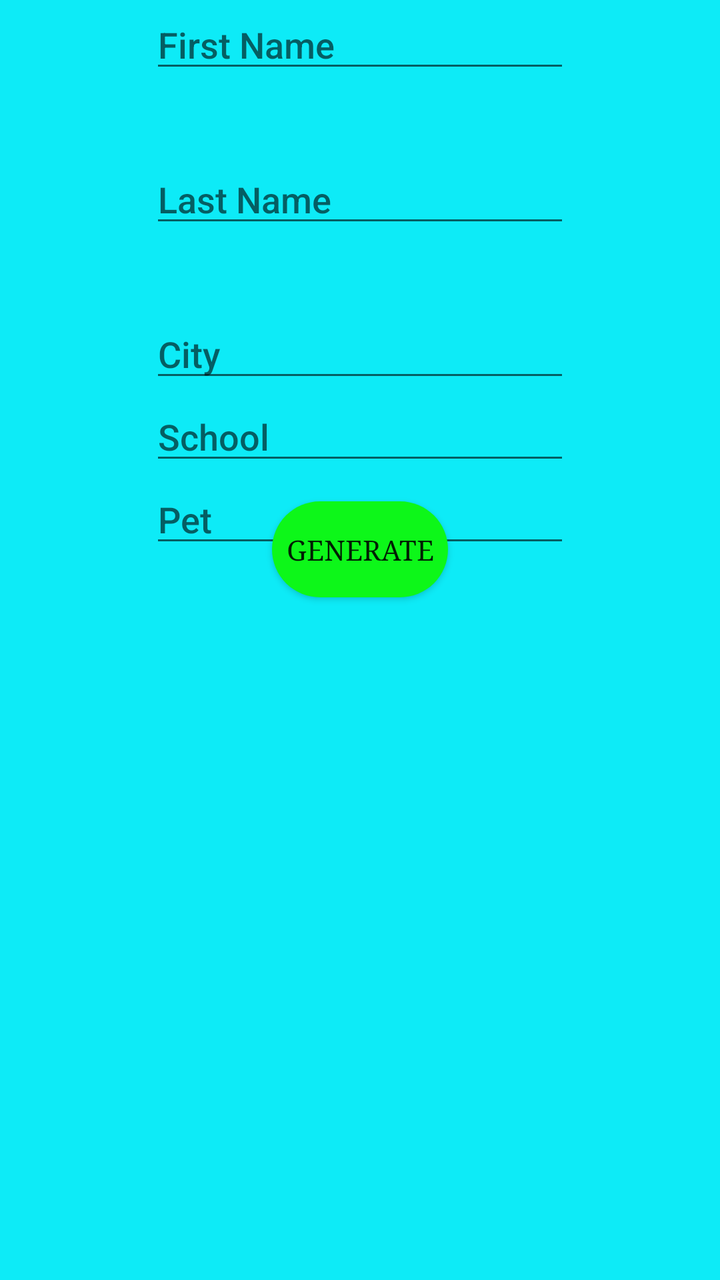
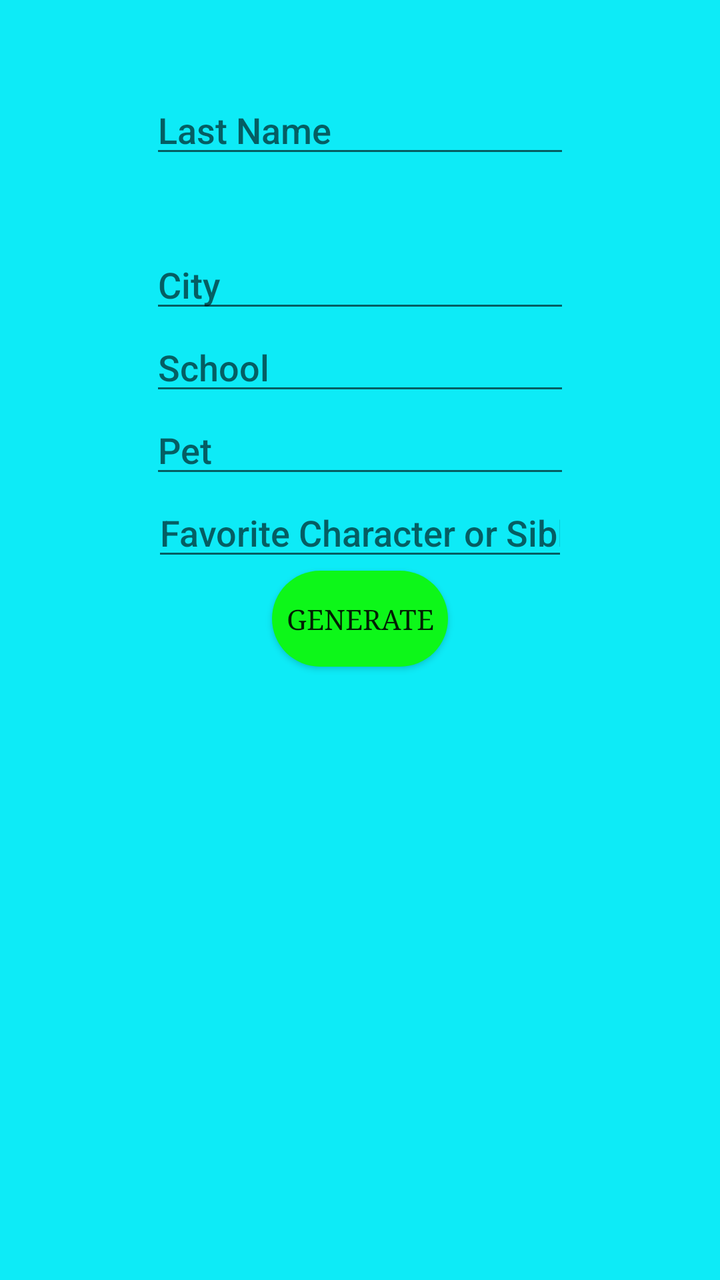

Compare the two renders of this Android layout. The source of the first and the diff that turns it into the second are given below.
<!-- AndroidManifest.xml: application theme Theme.PortfolioUpgraded -->
<!-- res/layout/fragment_scifiname.xml -->
<?xml version="1.0" encoding="utf-8"?>
<androidx.constraintlayout.widget.ConstraintLayout xmlns:android="http://schemas.android.com/apk/res/android"
    xmlns:app="http://schemas.android.com/apk/res-auto"
    xmlns:tools="http://schemas.android.com/tools"
    android:layout_width="match_parent"
    android:layout_height="match_parent"
    android:background="@color/cyan"
    tools:context=".ui.slideshow.scifinameFragment">

    <TextView
        android:id="@+id/text_slideshow"
        android:layout_width="0dp"
        android:layout_height="wrap_content"
        android:layout_marginBottom="148dp"
        android:fontFamily="serif"
        android:textAlignment="center"
        android:textSize="34sp"
        app:layout_constraintBottom_toBottomOf="parent"
        app:layout_constraintEnd_toEndOf="parent"
        app:layout_constraintStart_toStartOf="parent"
        app:layout_constraintTop_toBottomOf="@+id/button2" />

    <EditText
        android:id="@+id/editTextText2"
        android:layout_width="wrap_content"
        android:layout_height="wrap_content"
        android:layout_marginBottom="36dp"
        android:ems="10"
        android:fontFamily="sans-serif-medium"
        android:hint="Last Name"
        android:inputType="text"
        android:textSize="18sp"
        app:layout_constraintBottom_toTopOf="@+id/editTextText3"
        app:layout_constraintStart_toStartOf="@+id/editTextText6"
        app:layout_constraintTop_toBottomOf="@+id/editTextText6" />

    <EditText
        android:id="@+id/editTextText3"
        android:layout_width="wrap_content"
        android:layout_height="wrap_content"
        android:ems="10"
        android:fontFamily="sans-serif-medium"
        android:hint="City"
        android:inputType="text"
        android:textSize="18sp"
        app:layout_constraintBottom_toTopOf="@+id/editTextText4"
        app:layout_constraintStart_toStartOf="@+id/editTextText2"
        app:layout_constraintTop_toBottomOf="@+id/editTextText2" />

    <EditText
        android:id="@+id/editTextText7"
        android:layout_width="0dp"
        android:layout_height="0dp"
        android:layout_marginStart="76dp"
        android:layout_marginEnd="76dp"
        android:ems="10"
        android:fontFamily="sans-serif-medium"
        android:hint="Favorite Character or Sibling"
        android:inputType="text"
        android:textSize="18sp"
        app:layout_constraintBottom_toTopOf="@+id/button2"
        app:layout_constraintEnd_toEndOf="parent"
        app:layout_constraintStart_toStartOf="parent"
        app:layout_constraintTop_toBottomOf="@+id/editTextText5" />

    <EditText
        android:id="@+id/editTextText4"
        android:layout_width="wrap_content"
        android:layout_height="wrap_content"
        android:ems="10"
        android:fontFamily="sans-serif-medium"
        android:hint="School"
        android:inputType="text"
        android:textSize="18sp"
        app:layout_constraintBottom_toTopOf="@+id/editTextText5"
        app:layout_constraintStart_toStartOf="@+id/editTextText3"
        app:layout_constraintTop_toBottomOf="@+id/editTextText3" />

    <EditText
        android:id="@+id/editTextText5"
        android:layout_width="wrap_content"
        android:layout_height="wrap_content"
        android:ems="10"
        android:fontFamily="sans-serif-medium"
        android:hint="Pet"
        android:inputType="text"
        android:textSize="18sp"
        app:layout_constraintBottom_toTopOf="@+id/editTextText7"
        app:layout_constraintStart_toStartOf="@+id/editTextText4"
        app:layout_constraintTop_toBottomOf="@+id/editTextText4" />

    <EditText
        android:id="@+id/editTextText6"
        android:layout_width="wrap_content"
        android:layout_height="wrap_content"
        android:layout_marginBottom="36dp"
        android:ems="10"
        android:fontFamily="sans-serif-medium"
        android:hint="First Name"
        android:inputType="text"
        android:textSize="18sp"
        app:layout_constraintBottom_toTopOf="@+id/editTextText2"
        app:layout_constraintEnd_toEndOf="parent"
        app:layout_constraintStart_toStartOf="parent"
        app:layout_constraintTop_toTopOf="parent" />

    <Button
        android:id="@+id/button2"
        android:layout_width="wrap_content"
        android:layout_height="wrap_content"
        android:layout_marginBottom="149dp"
        android:background="@drawable/shape"
        android:backgroundTint="@color/lime"
        android:fontFamily="serif"
        android:text="Generate"
        app:layout_constraintBottom_toTopOf="@+id/text_slideshow"
        app:layout_constraintEnd_toEndOf="parent"
        app:layout_constraintStart_toStartOf="parent"
        app:layout_constraintTop_toBottomOf="@+id/editTextText7" />
</androidx.constraintlayout.widget.ConstraintLayout>
<!-- resources referenced by this layout -->
<resources>
  <color name="cyan">#0DEBF7</color>
  <color name="lime">#0DF719</color>
  <!-- drawable shape (drawable) -->
  <?xml version="1.0" encoding="utf-8"?>
      <shape xmlns:android="http://schemas.android.com/apk/res/android"
          android:shape="rectangle">
      <gradient
          android:startColor="#0DEBF7"
          android:centerColor="#0DF719"
          android:endColor="#0DEBF7"
          android:type="linear"
          android:angle="270"
          ></gradient>
  <corners android:radius="45dp"/>
  
  
  
      </shape>
  <style name="Theme.PortfolioUpgraded" parent="Theme.AppCompat.DayNight.DarkActionBar">
          
          <item name="colorPrimary">@color/purple_500</item>
          <item name="colorPrimaryVariant">@color/purple_700</item>
          <item name="colorOnPrimary">@color/white</item>
  
          
          <item name="colorSecondary">@color/teal_200</item>
          <item name="colorSecondaryVariant">@color/teal_700</item>
          <item name="colorOnSecondary">@color/black</item>
          
          <item name="android:statusBarColor">?attr/colorPrimaryVariant</item>
          
  
  
      </style>
  <color name="purple_500">#FF6200EE</color>
  <color name="purple_700">#FF3700B3</color>
  <color name="white">#FFFFFFFF</color>
  <color name="teal_200">#FF03DAC5</color>
  <color name="teal_700">#FF018786</color>
  <color name="black">#FF000000</color>
</resources>

<!-- the commit's change to res/layout/fragment_scifiname.xml (unified diff, before → after) -->
@@ -5,7 +5,7 @@
     android:layout_width="match_parent"
     android:layout_height="match_parent"
     android:background="@color/cyan"
-    tools:context=".ui.slideshow.scifinameFragment">
+    tools:context=".ui.scifiname.scifinameFragment">
 
     <TextView
         android:id="@+id/text_slideshow"
@@ -50,7 +50,7 @@
     <EditText
         android:id="@+id/editTextText7"
         android:layout_width="0dp"
-        android:layout_height="0dp"
+        android:layout_height="wrap_content"
         android:layout_marginStart="76dp"
         android:layout_marginEnd="76dp"
         android:ems="10"
